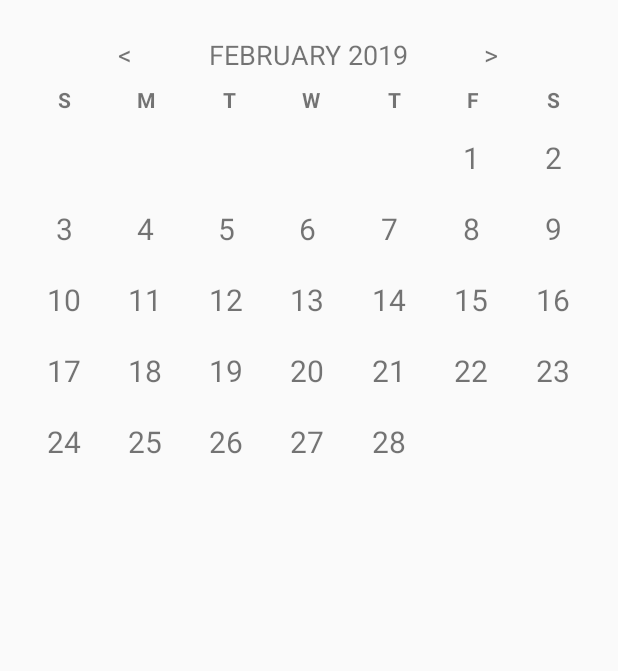
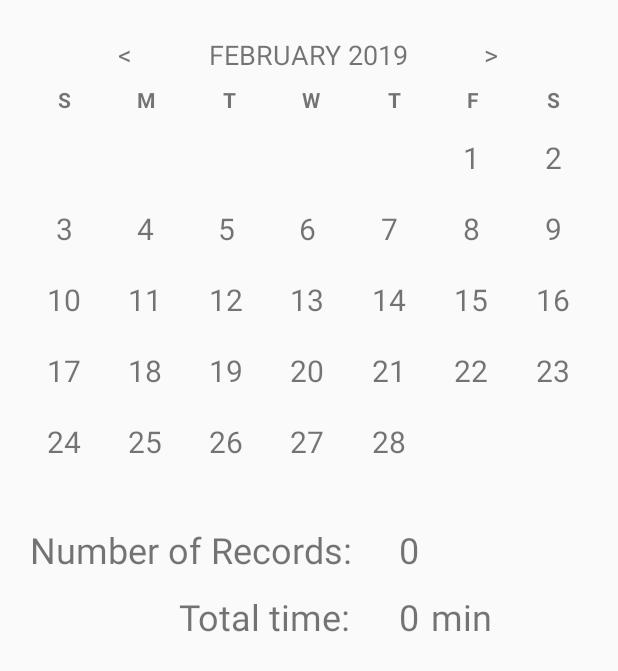
Before and after one commit to falkenum/wellness-tracker, an Android app: the layout tab_history.xml on its own in the app's theme, with its tools: preview values and no code run, on a phone screen of 412 x 824 dp. Shown: the top 671 px of the screen. Run offline under Robolectric (Android 15) with nearby library versions, the light colour scheme and no system bars.

Commit message:
working on day selection and summary view

```diff
--- a/app/src/main/java/com/example/meditationtimer/TimerFragment.kt
+++ b/app/src/main/java/com/example/meditationtimer/TimerFragment.kt
@@ -82,7 +82,7 @@ class TimerFragment() : Fragment() {
         }
 
         timerService.onTimeChanged = { minutes, seconds ->
-            // if the activity is open, update the time on screen
+            // if the activity is open, update the instant on screen
             activity?.runOnUiThread { setTimerStr(minutes, seconds) }
         }
 
--- a/app/src/main/java/com/example/meditationtimer/TimerService.kt
+++ b/app/src/main/java/com/example/meditationtimer/TimerService.kt
@@ -36,7 +36,7 @@ class TimerService : Service() {
         // cancel the alarm that was scheduled
         alarmManager.cancel(bellIntent)
 
-        // modify the end time set by startTimer
+        // modify the end instant set by startTimer
         endTime = OffsetDateTime.now()
 
         stopTimer()
@@ -52,8 +52,7 @@ class TimerService : Service() {
         isRunning = false
 
         // save the medititation session
-        val record = Record(startTime.toInstant(),
-            Duration.between(startTime, endTime))
+        val record = MeditationRecord(startTime, Duration.between(startTime, endTime))
         Thread {
             RecordDatabase.add(record)
         }.start()
--- a/app/src/main/res/layout/tab_history.xml
+++ b/app/src/main/res/layout/tab_history.xml
@@ -9,7 +9,58 @@
                                               app:layout_constraintTop_toTopOf="parent" android:layout_marginEnd="16dp"
                                               app:layout_constraintEnd_toEndOf="parent"
                                               app:layout_constraintStart_toStartOf="parent"
-                                              android:layout_marginTop="16dp" android:layout_marginStart="16dp">
+                                              android:layout_marginTop="16dp" android:layout_marginStart="16dp"
+                                              android:id="@+id/calendarView">
 
     </com.example.meditationtimer.CalendarView>
+    <android.support.constraint.ConstraintLayout
+            android:layout_width="339dp"
+            android:layout_height="wrap_content"
+            app:layout_constraintEnd_toEndOf="parent" app:layout_constraintStart_toStartOf="parent"
+            app:layout_constraintHorizontal_bias="0.135" android:layout_marginTop="32dp"
+            app:layout_constraintTop_toBottomOf="@+id/calendarView" android:id="@+id/summaryLayout">
+
+        <TextView
+                android:text="0"
+                android:layout_width="wrap_content"
+                android:layout_height="wrap_content"
+                android:id="@+id/totalTime"
+                android:textSize="24sp"
+                app:layout_constraintBaseline_toBaselineOf="@+id/textView2"
+                app:layout_constraintStart_toStartOf="@+id/guideline" android:layout_marginStart="16dp"/>
+        <TextView
+                android:text="min"
+                android:layout_width="wrap_content"
+                android:layout_height="wrap_content"
+                android:textSize="24sp"
+                app:layout_constraintBaseline_toBaselineOf="@+id/textView2"
+                app:layout_constraintStart_toEndOf="@+id/totalTime" android:layout_marginStart="8dp"/>
+        <TextView
+                android:text="0"
+                android:layout_width="wrap_content"
+                android:layout_height="wrap_content"
+                android:id="@+id/numRecords" app:layout_constraintBaseline_toBaselineOf="@+id/textView3"
+                android:textSize="24sp" app:layout_constraintStart_toStartOf="@+id/guideline"
+                android:layout_marginStart="16dp"/>
+        <TextView
+                android:text="Total time:"
+                android:layout_width="wrap_content"
+                android:layout_height="wrap_content"
+                android:id="@+id/textView2" android:textSize="24sp" android:layout_marginTop="12dp"
+                app:layout_constraintTop_toBottomOf="@+id/textView3" app:layout_constraintEnd_toStartOf="@+id/guideline"
+                android:layout_marginEnd="16dp"/>
+        <TextView
+                android:text="Number of Records:"
+                android:layout_width="wrap_content"
+                android:layout_height="wrap_content"
+                android:textSize="24sp"
+                android:textAlignment="center" android:id="@+id/textView3"
+                app:layout_constraintEnd_toStartOf="@+id/guideline" android:layout_marginEnd="16dp"
+                app:layout_constraintTop_toTopOf="parent"/>
+        <android.support.constraint.Guideline
+                android:orientation="vertical"
+                android:layout_width="wrap_content"
+                android:layout_height="wrap_content" app:layout_constraintGuide_begin="240dp"
+                android:id="@+id/guideline"/>
+    </android.support.constraint.ConstraintLayout>
 </android.support.constraint.ConstraintLayout>
```
Also changed, not shown: app/src/main/java/com/example/meditationtimer/CalendarView.kt (+16 -7 lines), app/src/main/java/com/example/meditationtimer/Database.kt (+31 -51 lines), app/src/main/java/com/example/meditationtimer/HistoryFragment.kt (+45 -11 lines).
